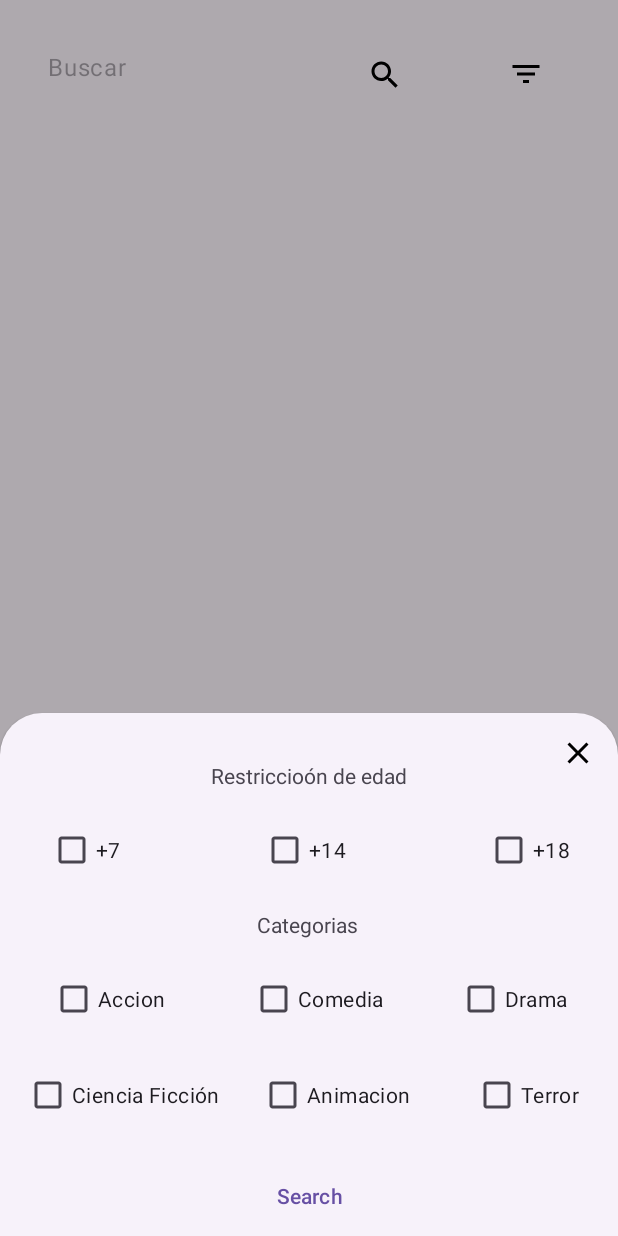
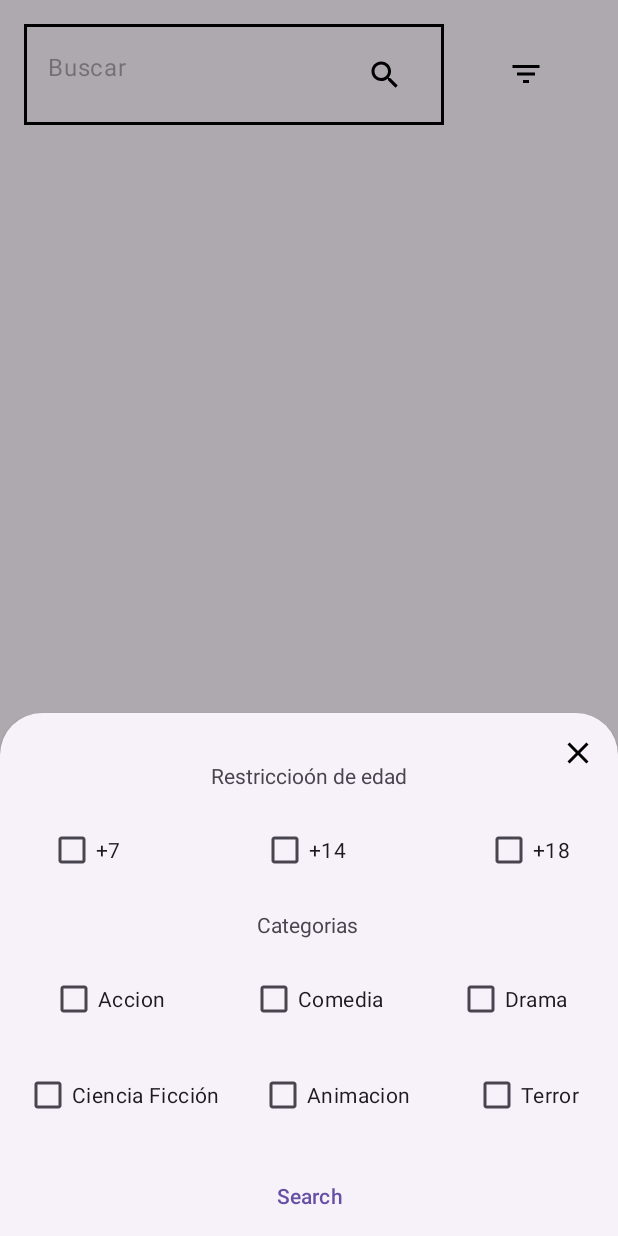
Before and after one commit to botmenoff/Proyecto_UF1_Android, an Android app: the Buscador screen opened directly, with no data from a screen before it, after a tap on "Filter Button", on a phone screen of 412 x 824 dp. Run offline under Robolectric (Android 15) with nearby library versions, the phone set to English and light mode, and no system bars.

Commit message:
Añadiendo esqueleto del Buscador

```diff
--- a/app/src/main/java/com/example/android_project/Buscador.kt
+++ b/app/src/main/java/com/example/android_project/Buscador.kt
@@ -2,7 +2,11 @@ package com.example.android_project
 
 import androidx.appcompat.app.AppCompatActivity
 import android.os.Bundle
+import android.widget.Button
 import android.widget.ImageButton
+import android.widget.Toast
+import androidx.core.content.ContentProviderCompat.requireContext
+import com.google.android.material.textfield.TextInputEditText
 
 class Buscador : AppCompatActivity() {
     override fun onCreate(savedInstanceState: Bundle?) {
@@ -16,5 +20,17 @@ class Buscador : AppCompatActivity() {
         btn_filters.setOnClickListener {
             bottomSheetFragment.show(supportFragmentManager, "Fragment to show")
         }
+
+        // Buscador
+        val searchBtn = findViewById<ImageButton>(R.id.searchButton)
+        val searchInput = findViewById<TextInputEditText>(R.id.searchInput)
+        searchBtn.setOnClickListener {
+            // Make the API call
+
+            // Toast para mostrar lo que ha escrito el usuario
+            Toast.makeText(this, "Texto buscado: " + searchInput.text.toString(), Toast.LENGTH_SHORT).show()
+            // Eliminar el texto cuando se busca
+            searchInput.text?.clear()
+        }
     }
 }
--- /dev/null
+++ b/app/src/main/res/drawable/border_ilnear_layout.xml
@@ -0,0 +1,6 @@
+<shape xmlns:android="http://schemas.android.com/apk/res/android">
+    <solid android:color="@android:color/transparent" />
+    <stroke
+        android:width="2dp"
+        android:color="@android:color/black" />
+</shape>
--- a/app/src/main/res/layout/activity_buscador.xml
+++ b/app/src/main/res/layout/activity_buscador.xml
@@ -19,9 +19,11 @@
         <LinearLayout
             android:layout_width="280dp"
             android:layout_height="wrap_content"
-            android:orientation="horizontal">
+            android:orientation="horizontal"
+            android:background="@drawable/border_ilnear_layout">
 
             <com.google.android.material.textfield.TextInputEditText
+                android:id="@+id/searchInput"
                 android:layout_width="188dp"
                 android:layout_height="wrap_content"
                 android:layout_weight="1"
```
Also changed, not shown: app/src/main/java/com/example/android_project/BottomSheetFragment.kt (+13 -15 lines), 1 other file.
